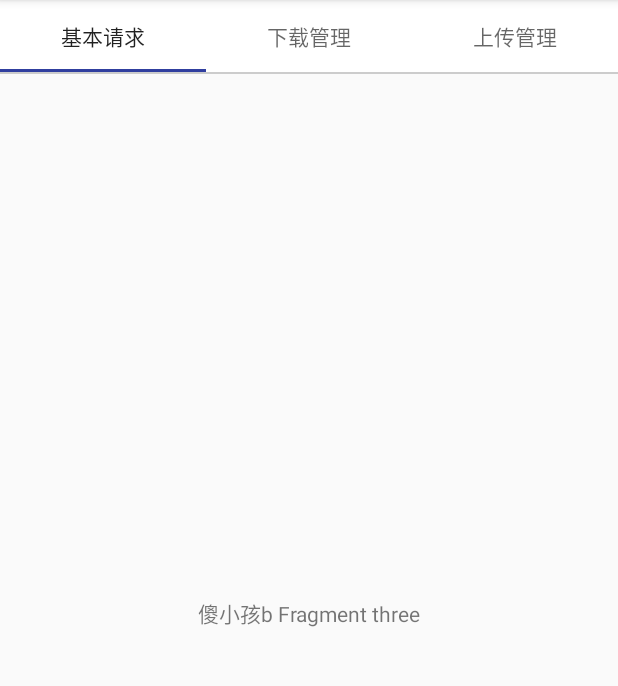
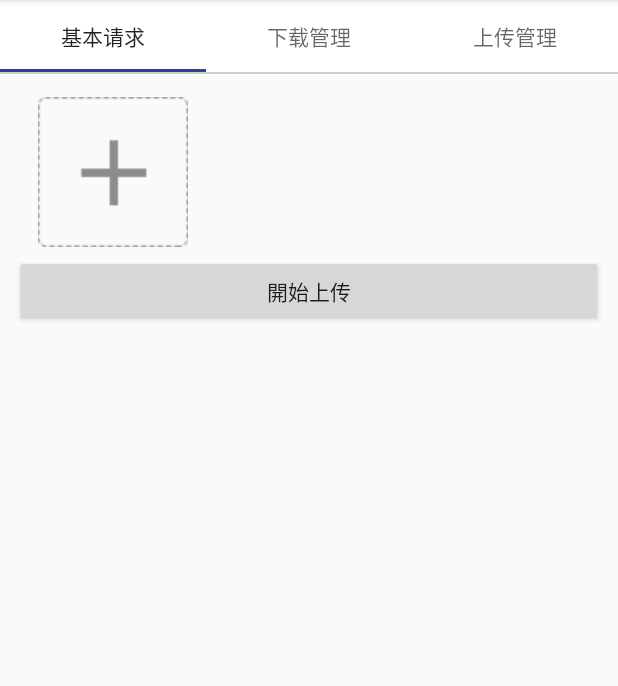
Before and after one commit to sivenwu/Leopard, an Android app: the fragment UploadFragment placed in its activity, on a phone screen of 412 x 824 dp, the part 84-770 px from its top. Run offline under Robolectric (Android 15) with nearby library versions, the phone set to English and light mode, and no system bars; 2 statements that could not run were skipped.

Commit message:
增加sample上传管理demo

```diff
--- a/leopardkit/src/main/java/com/yuan/leopardkit/download/DownLoadManager.java
+++ b/leopardkit/src/main/java/com/yuan/leopardkit/download/DownLoadManager.java
@@ -28,7 +28,7 @@ public class DownLoadManager {
     public static final int STATE_FINISH = 4;       //完成    --> 重新下载
     public static final int STATE_ERROR = 5;        //错误    --> 等待
 
-    private final String deFaultDir = Environment.getExternalStorageDirectory() + "/YuanDwonload/";
+    public String deFaultDir = Environment.getExternalStorageDirectory() + "/YuanDwonload/";
 
     private FileRespondResult callback;
     private List<DownloadInfo> downloadInfosList;
@@ -42,6 +42,7 @@ public class DownLoadManager {
 
     public DownLoadManager() {
         //初始化一系列
+        deFaultDir = Environment.getExternalStorageDirectory() + "/YuanDwonload/";
         downloadInfosList = new ArrayList<>();
         if (!new File(deFaultDir).exists()) new File(deFaultDir).mkdirs();
     }
--- a/leopardkit/src/main/java/com/yuan/leopardkit/http/leopardClient.java
+++ b/leopardkit/src/main/java/com/yuan/leopardkit/http/leopardClient.java
@@ -135,8 +135,7 @@ public class LeopardClient {
 
     long curUploadProgress = 0;
 
-    public void upLoadFiles(Context context, final FileUploadEnetity enetity, final FileRespondResult callback) {
-        mContext = context;
+    public void upLoadFiles(final FileUploadEnetity enetity, final FileRespondResult callback) {
         curUploadProgress = 0;
         List<File> files = enetity.getFiles();
         HashMap<String, RequestBody> params = new HashMap<>();
--- a/sample/src/main/java/cn/yuan/leopard/MainActivity.java
+++ b/sample/src/main/java/cn/yuan/leopard/MainActivity.java
@@ -2,6 +2,7 @@ package cn.yuan.leopard;
 
 import android.os.Bundle;
 import android.support.design.widget.TabLayout;
+import android.support.v4.app.FragmentPagerAdapter;
 import android.support.v4.app.FragmentStatePagerAdapter;
 import android.support.v4.view.ViewPager;
 import android.support.v7.app.AppCompatActivity;
@@ -23,7 +24,7 @@ public class MainActivity extends AppCompatActivity {
     protected void onCreate(Bundle savedInstanceState) {
         super.onCreate(savedInstanceState);
         setContentView(R.layout.activity_main);
-        LeopardHttp.init("http://127.0.0.1",this);
+        LeopardHttp.init("http://192.168.244.6",this);
         initView();
     }
 
@@ -42,7 +43,7 @@ public class MainActivity extends AppCompatActivity {
             }
 
             @Override
-            public void loadFinishView(ViewPager viewPager, FragmentStatePagerAdapter mAdapter) {
+            public void loadFinishView(ViewPager viewPager, FragmentPagerAdapter mAdapter) {
                 mViewPager = viewPager;
                 tabLayout.setupWithViewPager(mViewPager);
                 tabLayout.setTabsFromPagerAdapter(mAdapter);
--- /dev/null
+++ b/sample/src/main/java/cn/yuan/leopard/adapters/UploadAdapter.java
@@ -0,0 +1,83 @@
+package cn.yuan.leopard.adapters;
+
+import android.content.Context;
+import android.support.v7.widget.RecyclerView;
+import android.view.LayoutInflater;
+import android.view.View;
+import android.view.ViewGroup;
+import android.widget.ImageView;
+
+import java.util.ArrayList;
+import java.util.List;
+
+import cn.yuan.leopard.R;
+import cn.yuan.leopard.Utils;
+import cn.yuan.leopard.model.UploadModel;
+
+/**
+ * Created by Yuan on 2016/9/2.
+ * Detail 上傳圖片適配器
+ */
+public class UploadAdapter extends RecyclerView.Adapter<UploadAdapter.MyViewHolder>{
+
+    List<UploadModel> data = new ArrayList<>();
+    IUploadGetPic iUploadGetPic;
+    private Context context;
+
+    public UploadAdapter(List<UploadModel> data, IUploadGetPic iUploadGetPic, Context context) {
+        this.data = data;
+        this.iUploadGetPic = iUploadGetPic;
+        this.context = context;
+    }
+
+    @Override
+    public MyViewHolder onCreateViewHolder(ViewGroup parent, int viewType) {
+        return new MyViewHolder(LayoutInflater.from(context).inflate(R.layout.layout_upoload,null));
+    }
+
+    @Override
+    public void onBindViewHolder(MyViewHolder holder, int position) {
+
+        if (position!=0){
+            String path = data.get(position).getFile().getPath();
+//            Log.i("yuan", "show : " + path);
+//            Bitmap bm = BitmapFactory.decodeFile(path);
+            holder.imageView.setImageBitmap(Utils.getimage(path));
+        }
+
+        if (position == 0){
+            holder.imageView.setOnClickListener(new View.OnClickListener() {
+                @Override
+                public void onClick(View v) {
+                    iUploadGetPic.getPic();
+                }
+            });
+        }
+
+
+    }
+
+    @Override
+    public int getItemCount() {
+        return data.size();
+    }
+
+    class MyViewHolder extends RecyclerView.ViewHolder {
+
+      public ImageView imageView;
+
+        public MyViewHolder(View itemView) {
+            super(itemView);
+            imageView = (ImageView) itemView.findViewById(R.id.upload_img);
+        }
+
+    }
+
+    public interface IUploadGetPic{
+
+        public void getPic();
+
+    }
+
+
+}
--- a/sample/src/main/java/cn/yuan/leopard/fragments/DownloadFragment.java
+++ b/sample/src/main/java/cn/yuan/leopard/fragments/DownloadFragment.java
@@ -45,6 +45,8 @@ public class DownloadFragment extends Fragment implements View.OnClickListener {
 
     private void initView(View view) {
 
+        pathShowTv = (TextView) view.findViewById(R.id.down_path_tv);
+        pathShowTv.setText(pathShowTv.getText().toString()+" "+DownLoadManager.getManager().deFaultDir);
         startAllBtn = (Button) view.findViewById(R.id.down_start_all_btn);
         stopAllBtn = (Button) view.findViewById(R.id.down_stop_all_btn);
         pauseAllBtn = (Button) view.findViewById(R.id.down_pause_all_btn);
@@ -82,7 +84,7 @@ public class DownloadFragment extends Fragment implements View.OnClickListener {
             DownloadInfo info = new DownloadInfo();
             info.setUrl(url);
             info.setProgress(0L);
-            info.setFileName("cn.wsy.travel_" + i + ".apk");
+            info.setFileName("IRecord_" + i + ".apk");
             DownLoadModel model = new DownLoadModel();
             model.setInfo(info);
             data.add(model);
--- a/sample/src/main/java/cn/yuan/leopard/fragments/UploadFragment.java
+++ b/sample/src/main/java/cn/yuan/leopard/fragments/UploadFragment.java
@@ -1,30 +1,142 @@
 package cn.yuan.leopard.fragments;
 
 
+import android.app.Activity;
+import android.app.ProgressDialog;
+import android.content.Intent;
+import android.database.Cursor;
+import android.net.Uri;
 import android.os.Bundle;
+import android.provider.MediaStore;
 import android.support.v4.app.Fragment;
+import android.support.v7.widget.GridLayoutManager;
+import android.support.v7.widget.RecyclerView;
+import android.util.Log;
 import android.view.LayoutInflater;
 import android.view.View;
 import android.view.ViewGroup;
-import android.widget.TextView;
+import android.widget.Button;
+import android.widget.Toast;
+
+import com.yuan.leopardkit.LeopardHttp;
+import com.yuan.leopardkit.interfaces.IProgress;
+import com.yuan.leopardkit.upload.FileUploadEnetity;
+
+import java.io.File;
+import java.util.ArrayList;
+import java.util.List;
 
 import cn.yuan.leopard.R;
+import cn.yuan.leopard.adapters.UploadAdapter;
+import cn.yuan.leopard.model.UploadModel;
 
 
-public class UploadFragment extends Fragment {
+public class UploadFragment extends Fragment implements UploadAdapter.IUploadGetPic {
+
+    public static int RESULT_LOAD_IMAGE = 1000;
+
+    private RecyclerView recyclerView;
+    private UploadAdapter adapter;
+    List<UploadModel> data = new ArrayList<>();
+
+    private Button uploadBtn;
+    private ProgressDialog progressDialog;
 
     @Override
     public View onCreateView(LayoutInflater inflater, ViewGroup container,
                              Bundle savedInstanceState) {
-        View view = inflater.inflate(R.layout.fragment_tab, container, false);
+        View view = inflater.inflate(R.layout.fragment_upload, container, false);
         initView(view);
+        initData();
+        initListener();
         return view;
     }
 
     private void initView(View view) {
-        TextView content = (TextView) view.findViewById(R.id.content);
-        content.setText("傻小孩b Fragment three");
+        recyclerView = (RecyclerView) view.findViewById(R.id.upload_recyclerview);
+        uploadBtn = (Button) view.findViewById(R.id.upload_btn);
+        adapter = new UploadAdapter(data, this, getActivity());
+        recyclerView.setLayoutManager(new GridLayoutManager(getActivity(), 3));
+        recyclerView.setAdapter(adapter);
+
+        //dialog
+        progressDialog = new ProgressDialog(getActivity());
+        progressDialog.setMessage("正在上传中");
+    }
+
+    private void initListener(){
+        uploadBtn.setOnClickListener(new View.OnClickListener() {
+            @Override
+            public void onClick(View v) {
+                if (data.size() <=1){
+                    Toast.makeText(getActivity(),"未选择图片！",Toast.LENGTH_SHORT).show();
+                    return ;
+                }
+                List<File> fileList = new ArrayList<File>();
+                for (int i =0;i<data.size();i++){
+                    if (i!=0){
+                        fileList.add(data.get(i).getFile());
+                    }
+                }
+                progressDialog.show();
+                LeopardHttp.UPLOAD(new FileUploadEnetity("upload.php",fileList), new IProgress() {
+                    @Override
+                    public void onProgress(long progress, long total, boolean done) {
+//                        Log.i("yuan","upload state: "+progress + " - "+total);
+                        if (done){
+                            progressDialog.dismiss();
+                            Toast.makeText(getActivity(),"所有图片上传成功！！",Toast.LENGTH_SHORT).show();
+                        }
+                    }
+                });
+            }
+        });
     }
 
 
-}
+    private void initData() {
+        if (data.size() <= 0)
+            for (int i = 0; i < 1; i++) {
+                File file = new File("");
+                UploadModel model = new UploadModel(file);
+                data.add(model);
+            }
+
+        adapter.notifyDataSetChanged();
+    }
+
+    private void addData(String filePath){
+        File file = new File(filePath);
+        UploadModel model = new UploadModel(file);
+        data.add(model);
+        adapter.notifyDataSetChanged();
+    }
+
+    @Override
+    public void onActivityResult(int requestCode, int resultCode, Intent data) {
+        super.onActivityResult(requestCode, resultCode, data);
+        super.onActivityResult(requestCode, resultCode, data);
+        if (requestCode == RESULT_LOAD_IMAGE && resultCode == Activity.RESULT_OK && null != data) {
+            Uri selectedImage = data.getData();
+            String[] filePathColumn = {MediaStore.Images.Media.DATA};
+
+            Cursor cursor = getActivity().getContentResolver().query(selectedImage,
+                    filePathColumn, null, null, null);
+            cursor.moveToFirst();
+
+            int columnIndex = cursor.getColumnIndex(filePathColumn[0]);
+            String picturePath = cursor.getString(columnIndex);
+            cursor.close();
+            Log.i("yuan", "" + picturePath);
+            addData(picturePath);
+        }
+    }
+
+        @Override
+        public void getPic () {
+            Intent i = new Intent(
+                    Intent.ACTION_PICK, android.provider.MediaStore.Images.Media.EXTERNAL_CONTENT_URI);
+
+            startActivityForResult(i, RESULT_LOAD_IMAGE);
+        }
+    }
--- /dev/null
+++ b/sample/src/main/java/cn/yuan/leopard/model/UploadModel.java
@@ -0,0 +1,27 @@
+package cn.yuan.leopard.model;
+
+import java.io.File;
+
+/**
+ * Created by Yuan on 2016/9/2.
+ * Detail
+ */
+public class UploadModel {
+
+    private File file;
+
+    public UploadModel(File file) {
+        this.file = file;
+    }
+
+    public UploadModel() {
+    }
+
+    public File getFile() {
+        return file;
+    }
+
+    public void setFile(File file) {
+        this.file = file;
+    }
+}
--- /dev/null
+++ b/sample/src/main/res/layout/fragment_upload.xml
@@ -0,0 +1,23 @@
+<?xml version="1.0" encoding="utf-8"?>
+<LinearLayout xmlns:android="http://schemas.android.com/apk/res/android"
+    android:orientation="vertical"
+    android:layout_width="match_parent"
+    android:layout_height="match_parent"
+    android:padding="10dp"
+    >
+
+    <android.support.v7.widget.RecyclerView
+        android:id="@+id/upload_recyclerview"
+        android:layout_width="match_parent"
+        android:layout_height="wrap_content">
+
+    </android.support.v7.widget.RecyclerView>
+
+    <Button
+        android:id="@+id/upload_btn"
+        android:layout_width="match_parent"
+        android:layout_height="wrap_content"
+        android:text="開始上传"
+        />
+
+</LinearLayout>
--- /dev/null
+++ b/sample/src/main/res/layout/layout_upoload.xml
@@ -0,0 +1,16 @@
+<?xml version="1.0" encoding="utf-8"?>
+<RelativeLayout xmlns:android="http://schemas.android.com/apk/res/android"
+    android:layout_width="wrap_content"
+    android:layout_height="wrap_content"
+    android:padding="5dp"
+    android:orientation="vertical">
+
+    <ImageView
+        android:id="@+id/upload_img"
+        android:layout_width="100dp"
+        android:layout_height="100dp"
+        android:layout_centerInParent="true"
+        android:scaleType="fitXY"
+        android:src="@drawable/free_ask_add" />
+
+</RelativeLayout>
```
Also changed, not shown: sample/src/main/java/cn/yuan/leopard/Utils.java (added, +63 -0 lines), sample/src/main/java/cn/yuan/leopard/base/BaseTabFragment.java (+8 -6 lines), sample/src/main/res/drawable/free_ask_add.png (added).
